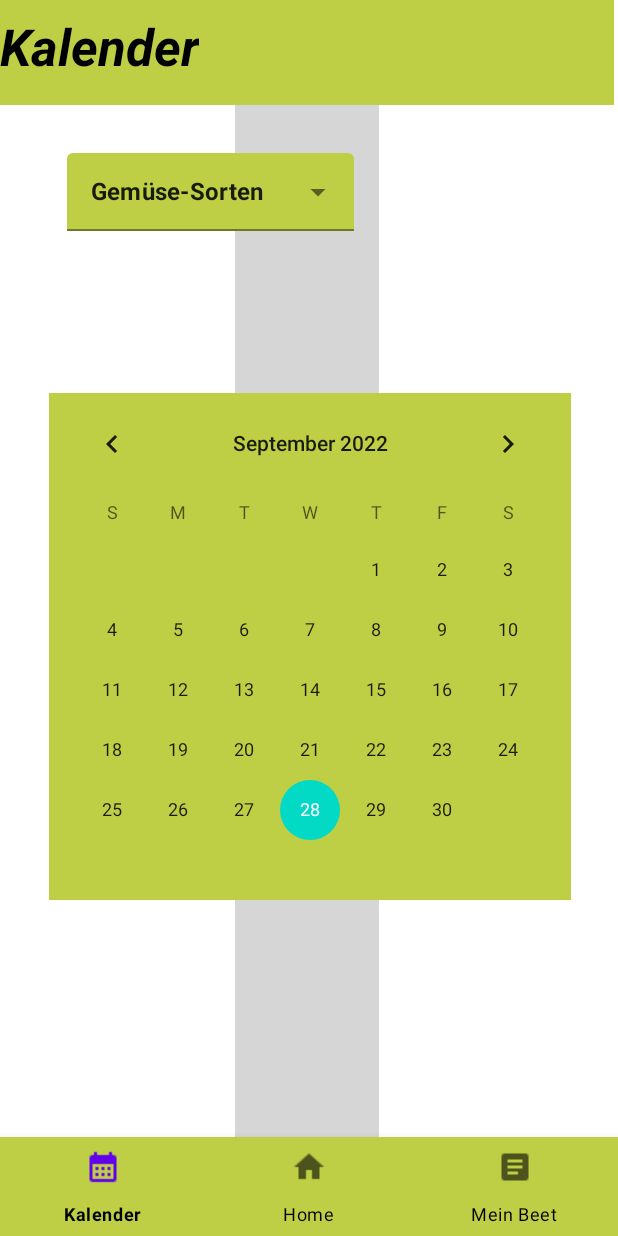
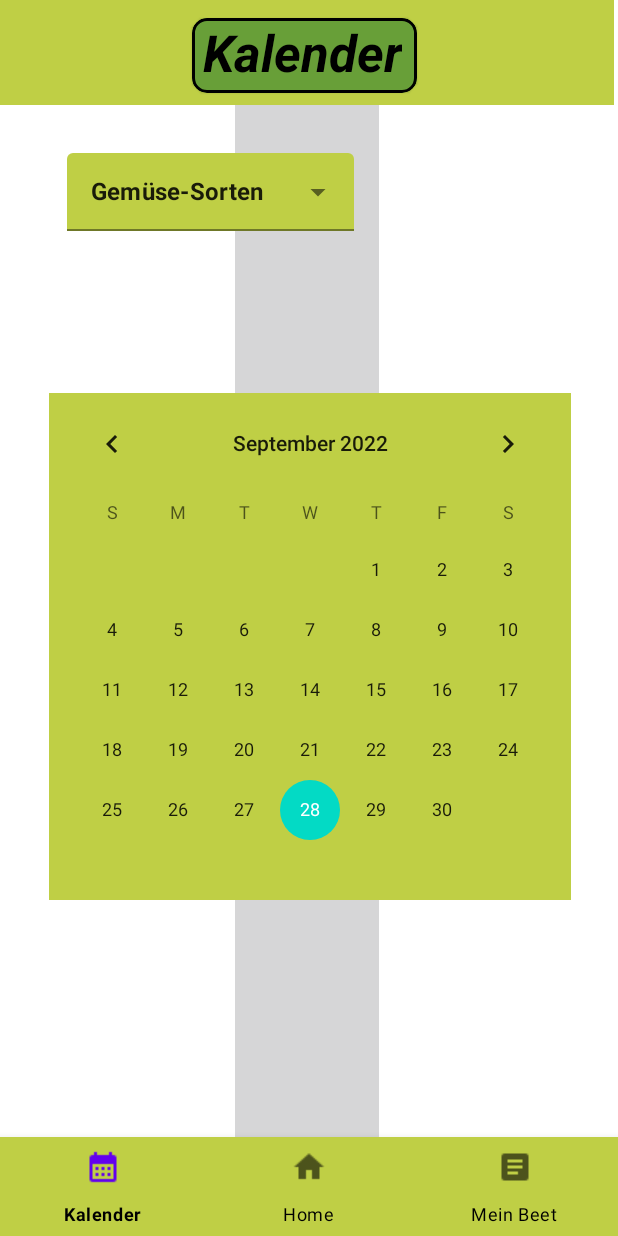
Before and after one commit to MarcoWeinmann/Gartenzwerg, an Android app: the KalenderFragment screen opened through its navigation route, on a phone screen of 412 x 824 dp. Run offline under Robolectric (Android 15) with nearby library versions, the phone set to English and light mode, and no system bars; our stand-ins replace Firebase (no records; nobody signed in at launch, a user with empty details on screens opened directly), Room's generated code, data binding, navigation-ui; pictures from the network do not load; 1 statement that could not run was skipped.

Commit message:
Toolbar in Layouts angepasst

```diff
--- a/app/src/main/res/layout/fragment_kalender.xml
+++ b/app/src/main/res/layout/fragment_kalender.xml
@@ -42,18 +42,6 @@
                 app:layout_constraintStart_toStartOf="parent"
                 app:layout_constraintTop_toTopOf="parent" />
 
-            <TextView
-                android:id="@+id/tvKalender"
-                android:layout_width="wrap_content"
-                android:layout_height="wrap_content"
-                android:layout_marginTop="8dp"
-                android:text="Kalender"
-                android:textColor="@color/black"
-                android:textSize="34sp"
-                android:textStyle="bold|italic"
-                app:layout_constraintTop_toTopOf="@+id/toolbar"
-                tools:layout_editor_absoluteX="132dp" />
-
             <CalendarView
                 android:id="@+id/calendarView"
                 android:layout_width="wrap_content"
@@ -93,6 +81,37 @@
 
             </com.google.android.material.textfield.TextInputLayout>
 
+            <com.google.android.material.card.MaterialCardView
+                android:layout_width="150dp"
+                android:layout_height="50dp"
+                android:layout_marginStart="128dp"
+                android:layout_marginTop="12dp"
+                app:cardBackgroundColor="@color/clickedGreen"
+                app:cardCornerRadius="10dp"
+                app:cardPreventCornerOverlap="true"
+                app:layout_constraintStart_toStartOf="@+id/toolbar"
+                app:layout_constraintTop_toTopOf="@+id/ivKalenderBG"
+                app:strokeColor="@color/black"
+                app:strokeWidth="2dp" >
+
+                <androidx.constraintlayout.widget.ConstraintLayout
+                    android:layout_width="match_parent"
+                    android:layout_height="match_parent">
+
+                    <TextView
+                        android:id="@+id/tvKalender"
+                        android:layout_width="wrap_content"
+                        android:layout_height="wrap_content"
+                        android:layout_marginStart="7dp"
+                        android:text="Kalender"
+                        android:textColor="@color/black"
+                        android:textSize="34sp"
+                        android:textStyle="bold|italic"
+                        app:layout_constraintStart_toStartOf="parent"
+                        app:layout_constraintTop_toTopOf="parent" />
+                </androidx.constraintlayout.widget.ConstraintLayout>
+            </com.google.android.material.card.MaterialCardView>
+
 
         </androidx.constraintlayout.widget.ConstraintLayout>
     </FrameLayout>
```
Also changed, not shown: app/src/main/res/layout/fragment_beet.xml (+35 -14 lines), app/src/main/res/layout/fragment_home.xml (+22 -3 lines).
